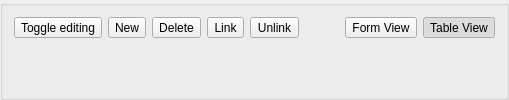
First picture: the form in src/ui/qgsrelationeditorwidgetbase.ui, repository qgis/QGIS, before the edit.
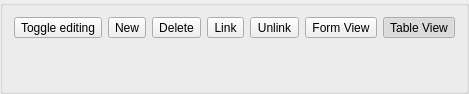
Second picture: the form after the edit. Icons and pictures are not drawn. Custom widgets are drawn as their Qt base class.

Commit message: make icons more consistent in relation editor widget

```diff
--- a/src/ui/qgsrelationeditorwidgetbase.ui
+++ b/src/ui/qgsrelationeditorwidgetbase.ui
@@ -2,6 +2,14 @@
 <ui version="4.0">
  <class>QgsRelationEditorWidgetBase</class>
  <widget class="QgsCollapsibleGroupBox" name="QgsRelationEditorWidgetBase">
+  <property name="geometry">
+   <rect>
+    <x>0</x>
+    <y>0</y>
+    <width>288</width>
+    <height>94</height>
+   </rect>
+  </property>
   <property name="windowTitle">
    <string>Form</string>
   </property>
@@ -105,8 +113,8 @@
        </property>
        <property name="iconSize">
         <size>
-         <width>24</width>
-         <height>24</height>
+         <width>16</width>
+         <height>16</height>
         </size>
        </property>
        <property name="checkable">
@@ -128,8 +136,8 @@
        </property>
        <property name="iconSize">
         <size>
-         <width>24</width>
-         <height>24</height>
+         <width>16</width>
+         <height>16</height>
         </size>
        </property>
        <property name="checkable">
```
Left out of the diff: 6 changed lines with no effect on the pictures.
